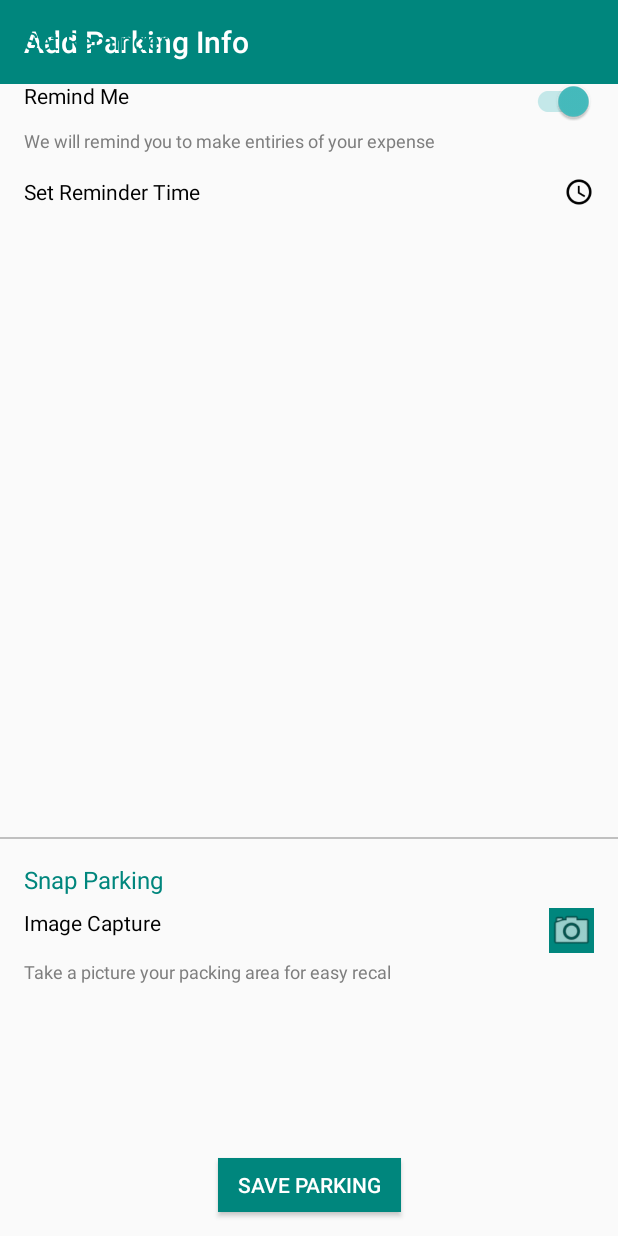
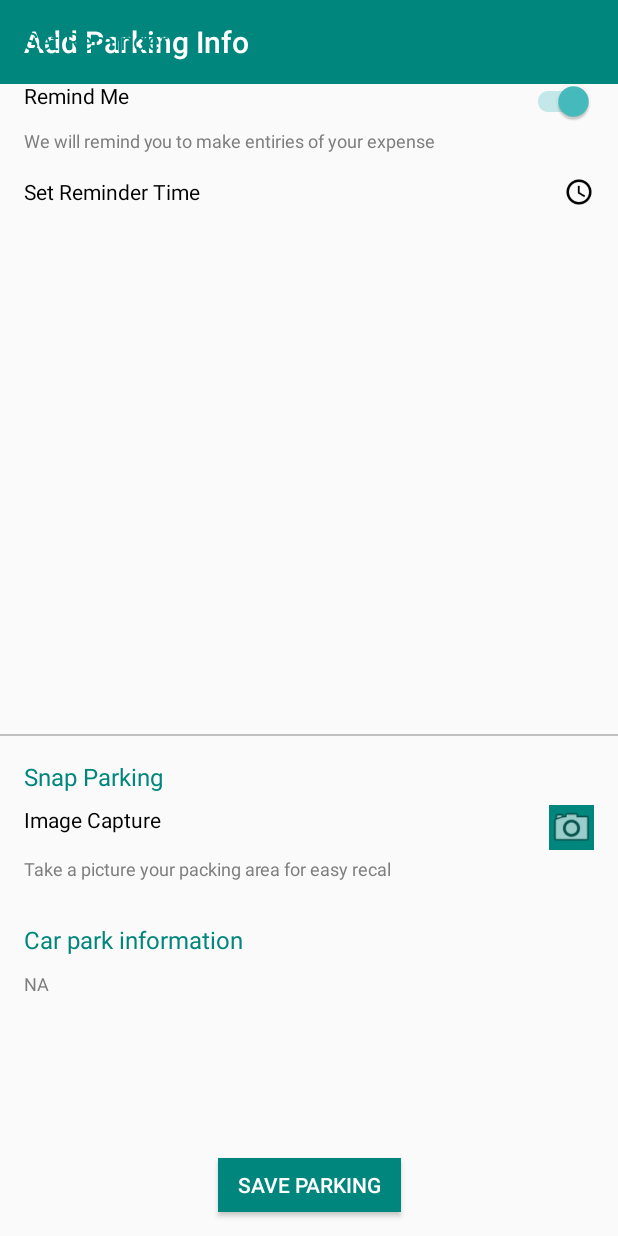
Before and after one commit to Moon-Beam/PortPark, an Android app: the AddParkingInfoActivity screen opened directly, with no data from a screen before it, on a phone screen of 412 x 824 dp. Run offline under Robolectric (Android 15) with nearby library versions, the phone set to English and light mode, and no system bars.

Commit message:
Added infoContent for maker and start AddParkingInfoActivity when infoContent is touched

```diff
--- a/app/src/main/java/com/timilehin/portpark/AddParkingInfoActivity.java
+++ b/app/src/main/java/com/timilehin/portpark/AddParkingInfoActivity.java
@@ -25,26 +25,36 @@ public class AddParkingInfoActivity extends AppCompatActivity implements TimePic
     private SwitchCompat switchCompatTimer;
     private LinearLayout linearLayoutSetReminderTime;
     private TextView textViewReminderTime;
+    private TextView textViewCarParkInformation;
     private Button buttonSaveParking;
     private Integer timePickerSelectedHour = null;
     private Integer timePickerSelectedMinute = null;
     private LatLng carParkLocationLatLng = null;
+    private String carParkInfo = null;
 
     @Override
     protected void onCreate(Bundle savedInstanceState) {
         super.onCreate(savedInstanceState);
         carParkLocationLatLng = getIntent().getParcelableExtra(MainActivity.CarParkLocationLatLng);
+        carParkInfo = getIntent().getStringExtra(MainActivity.CarParkInformation);
         getSupportActionBar().hide();
         setContentView(R.layout.activity_add_parking_info);
 
         switchCompatTimer = findViewById(R.id.switchCompatTimer);
         linearLayoutSetReminderTime = findViewById(R.id.linearLayoutSetReminderTime);
         textViewReminderTime = findViewById(R.id.textViewReminderTime);
+        textViewCarParkInformation = findViewById(R.id.textViewCarParkInformation);
         buttonSaveParking = findViewById(R.id.buttonSaveParking);
 
         switchCompatTimerSetOnCheckedChangeListener();
         linearLayoutSetReminderTimeSetOnClickListener();
         buttonSaveParkingSetOnClickListener();
+        textViewCarParkInformationSetText();
+    }
+
+    private void textViewCarParkInformationSetText() {
+        if (carParkInfo == null) { return; }
+        textViewCarParkInformation.setText(carParkInfo);
     }
 
     private void disableLinearLayoutSetReminderTime() {
--- a/app/src/main/res/layout/activity_add_parking_info.xml
+++ b/app/src/main/res/layout/activity_add_parking_info.xml
@@ -163,6 +163,17 @@
                 android:paddingBottom="@dimen/items_inbetween_space"
                 android:paddingTop="@dimen/items_top_padding"
                 android:text="Take a picture your packing area for easy recal" />
+
+            <TextView
+                style="@style/settings_header"
+                android:text="Car park information"
+                android:layout_marginTop="20dp"/>
+
+            <TextView
+                android:id="@+id/textViewCarParkInformation"
+                style="@style/settings_details"
+                android:text="NA"
+                android:layout_marginTop="10dp"/>
         </LinearLayout>
 
         <ImageView
```
Also changed, not shown: app/src/main/java/com/timilehin/portpark/MainActivity.java (+58 -5 lines), app/src/main/res/layout/marker_info.xml (added, +35 -0 lines).
